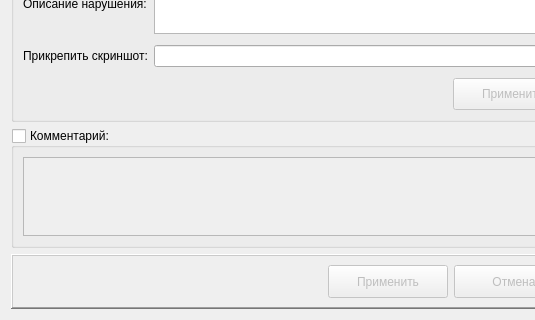
Above: arm_o/d_editaudit.ui from levdikandrey/DataCollector before the change; both pictures show x 0 to 535 and y 410 to 730 of the 722 by 730 pixel window. Below: the same form after it.
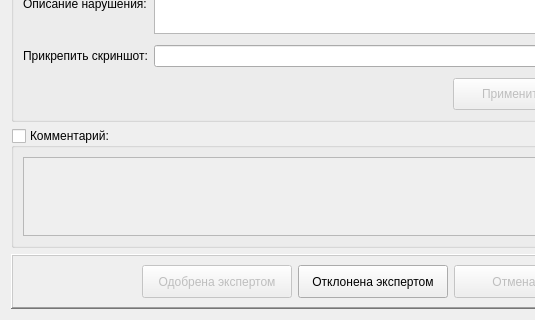
That is the form after the change. Icons and pictures are not drawn.

Diff of the .ui file:
```diff
--- a/arm_o/d_editaudit.ui
+++ b/arm_o/d_editaudit.ui
@@ -501,12 +501,35 @@
         </property>
         <property name="minimumSize">
          <size>
-          <width>120</width>
+          <width>150</width>
           <height>33</height>
          </size>
         </property>
         <property name="text">
-         <string>Применить</string>
+         <string>Одобрена экспертом</string>
+        </property>
+        <property name="icon">
+         <iconset resource="resource.qrc">
+          <normaloff>:/icons/icons/ok.png</normaloff>:/icons/icons/ok.png</iconset>
+        </property>
+        <property name="iconSize">
+         <size>
+          <width>24</width>
+          <height>24</height>
+         </size>
+        </property>
+       </widget>
+      </item>
+      <item>
+       <widget class="QPushButton" name="pushButton">
+        <property name="minimumSize">
+         <size>
+          <width>150</width>
+          <height>33</height>
+         </size>
+        </property>
+        <property name="text">
+         <string>Отклонена экспертом</string>
         </property>
         <property name="icon">
          <iconset resource="resource.qrc">
```
Left out of the diff: 65 changed lines with no effect on the pictures.
